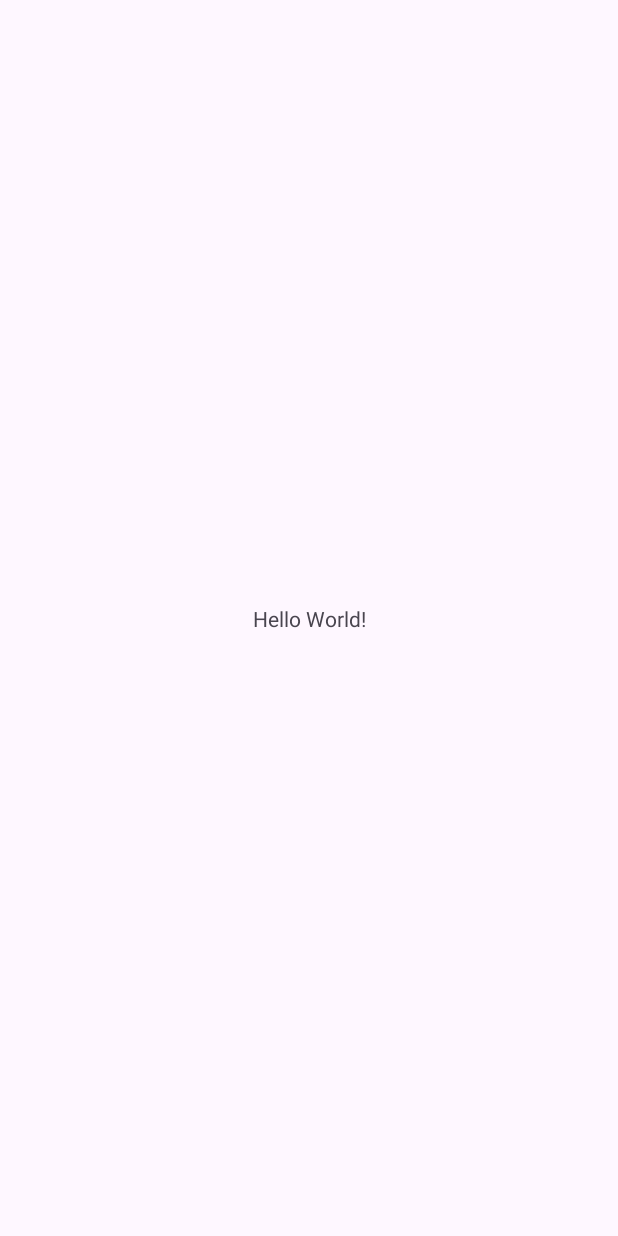
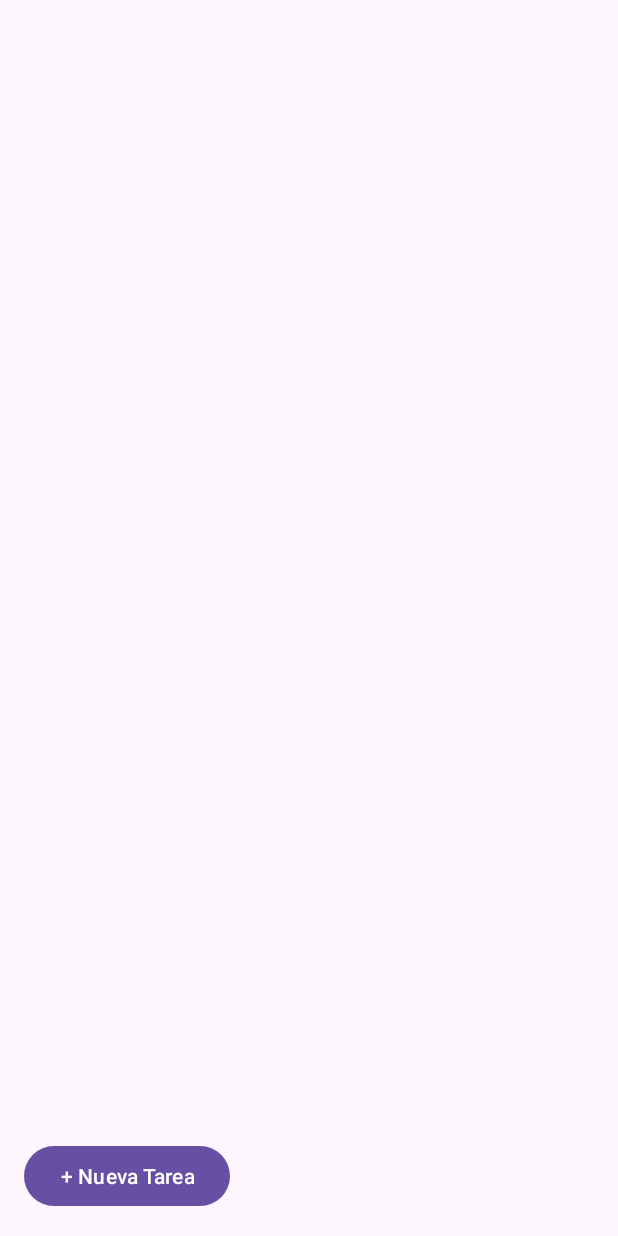
Before and after one commit to qdanix43/lista-de-tareas, an Android app: the screen it shows after launch (MainActivity), on a phone screen of 412 x 824 dp. Before the commit the screen is almost empty. Run offline under Robolectric (Android 15) with nearby library versions, the phone set to English and light mode, and no system bars.

Commit message:
app de lista de tareas

```diff
--- a/app/src/main/AndroidManifest.xml
+++ b/app/src/main/AndroidManifest.xml
@@ -13,7 +13,7 @@
         android:theme="@style/Theme.ListaDeTareas"
         tools:targetApi="31">
         <activity
-            android:name=".MainActivity"
+            android:name=".activities.MainActivity"
             android:exported="true">
             <intent-filter>
                 <action android:name="android.intent.action.MAIN" />
@@ -21,6 +21,9 @@
                 <category android:name="android.intent.category.LAUNCHER" />
             </intent-filter>
         </activity>
+        <activity
+            android:name=".activities.AddTaskActivity"
+            android:exported="true"/>
     </application>
 
 </manifest>
--- /dev/null
+++ b/app/src/main/java/activities/MainActivity.kt
@@ -0,0 +1,41 @@
+package com.example.listadetareas.activities
+
+import android.content.Intent
+import androidx.appcompat.app.AppCompatActivity
+import android.os.Bundle
+import android.widget.Button
+import androidx.recyclerview.widget.LinearLayoutManager
+import androidx.recyclerview.widget.RecyclerView
+import com.example.listadetareas.R
+import adapters.TaskAdapter
+import android.annotation.SuppressLint
+import android.widget.EditText
+import com.example.listadetareas.models.Task
+
+class MainActivity : AppCompatActivity() {
+
+    private lateinit var recyclerView: RecyclerView
+    private lateinit var adapter: TaskAdapter
+    private lateinit var addTaskButton: Button
+    private lateinit var taskEditText: EditText
+    private val tasks = mutableListOf<Task>()
+
+    @SuppressLint("MissingInflatedId")
+    override fun onCreate(savedInstanceState: Bundle?) {
+        super.onCreate(savedInstanceState)
+        setContentView(R.layout.activity_main)
+
+        recyclerView = findViewById(R.id.recycler_view)
+        addTaskButton = findViewById(R.id.add_task_button)
+        //taskEditText = findViewById(R.id.task_edit_text)
+
+        adapter = TaskAdapter(tasks)
+        recyclerView.adapter = adapter
+        recyclerView.layoutManager = LinearLayoutManager(this)
+
+        addTaskButton.setOnClickListener {
+            val intent = Intent(this, AddTaskActivity::class.java)
+            startActivity(intent)
+        }
+    }
+}
--- /dev/null
+++ b/app/src/main/java/com/example/listadetareas/activities/Task.kt
@@ -0,0 +1,3 @@
+package com.example.listadetareas.models.com.example.listadetareas.activities
+
+data class Task(val id: Int, val name: String, var isCompleted: Boolean)
--- /dev/null
+++ b/app/src/main/java/task.kt
@@ -0,0 +1,5 @@
+// Task.kt
+
+package com.example.listadetareas.models
+
+class Task(val id: Int, val name: String, var isCompleted: Boolean)
--- a/app/src/main/res/layout/activity_main.xml
+++ b/app/src/main/res/layout/activity_main.xml
@@ -4,15 +4,27 @@
     xmlns:tools="http://schemas.android.com/tools"
     android:layout_width="match_parent"
     android:layout_height="match_parent"
-    tools:context=".MainActivity">
+    tools:context=".activities.MainActivity">
 
-    <TextView
+    <Button
+        android:id="@+id/add_task_button"
         android:layout_width="wrap_content"
         android:layout_height="wrap_content"
-        android:text="Hello World!"
+        android:text="+ Nueva Tarea"
         app:layout_constraintBottom_toBottomOf="parent"
+        app:layout_constraintStart_toStartOf="parent"
+        android:layout_marginStart="16dp"
+        android:layout_marginBottom="16dp" />
+
+    <androidx.recyclerview.widget.RecyclerView
+        android:id="@+id/recycler_view"
+        android:layout_width="0dp"
+        android:layout_height="0dp"
+        app:layout_constraintTop_toTopOf="parent"
+        app:layout_constraintBottom_toTopOf="@+id/add_task_button"
+        app:layout_constraintStart_toStartOf="parent"
         app:layout_constraintEnd_toEndOf="parent"
-        app:layout_constraintStart_toStartOf="parent"
-        app:layout_constraintTop_toTopOf="parent" />
+        tools:listitem="@layout/task_item"
+        tools:ignore="MissingConstraints" />
 
 </androidx.constraintlayout.widget.ConstraintLayout>
--- /dev/null
+++ b/app/src/main/res/values/ids.xml
@@ -0,0 +1,6 @@
+<?xml version="1.0" encoding="utf-8"?>
+<resources>
+    <item name="add_task_button" type="id" />
+    <item name="task_edit_text" type="id" />
+    <item name="recycler_view" type="id" />
+</resources>
```
Also changed, not shown: app/src/main/java/activities/AddTaskActivity.kt (added, +34 -0 lines), app/src/main/java/adapters/TaskAdapter.kt (added, +38 -0 lines), app/src/main/java/com/example/listadetareas/MainActivity.kt (deleted, +0 -11 lines), app/src/main/res/layout/activity_add_task.xml (added, +19 -0 lines), app/src/main/res/layout/edittext.xml (added, +7 -0 lines), app/src/main/res/layout/task_item.xml (added, +20 -0 lines).
